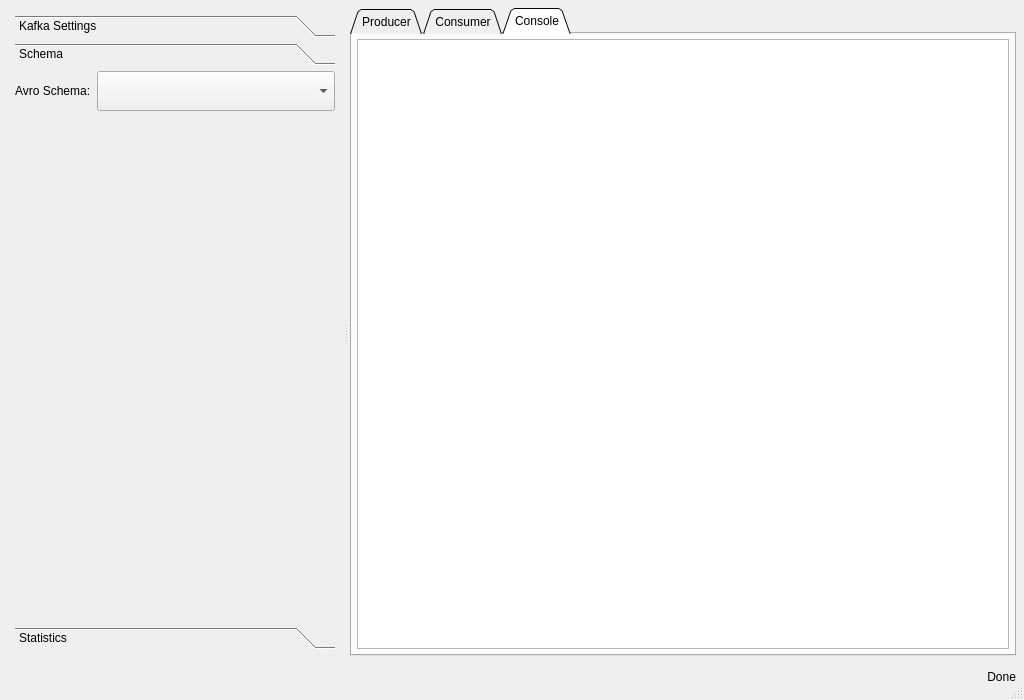
First picture: the form in src/app/kafman/src/main/resources/forms/main_qt_view.ui, repository yorevs/hspylib, before the edit.
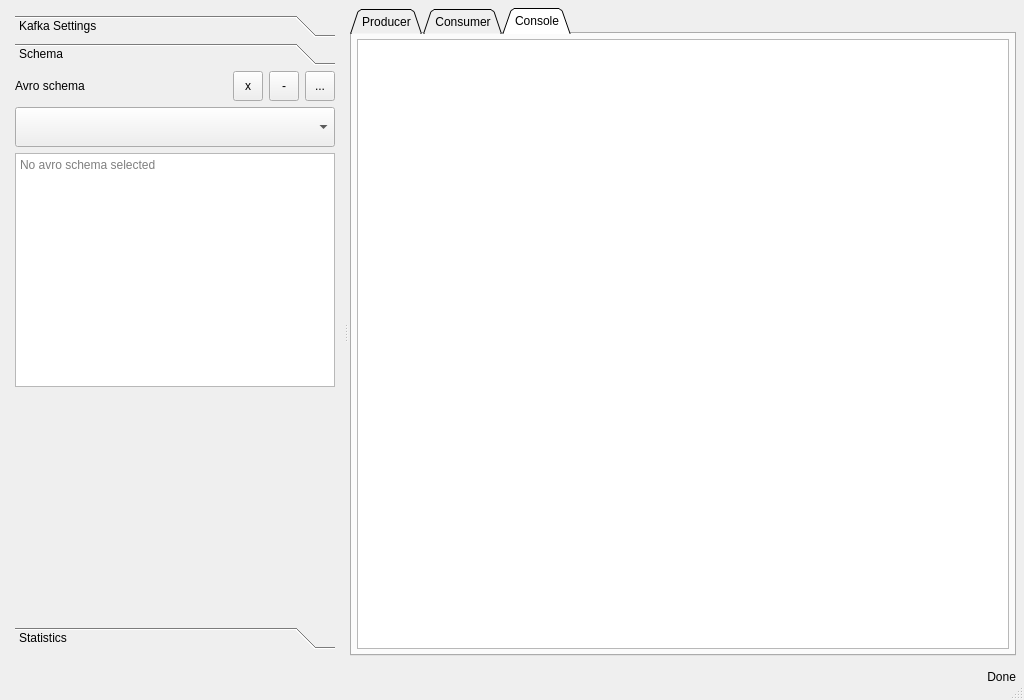
Second picture: the form after the edit. The open tabs and pages were chosen to show the change. Custom widgets are drawn as their Qt base class.

Commit message: Kafman: Add avro schema - draft

The edit to the form file:
```diff
--- a/src/app/kafman/src/main/resources/forms/main_qt_view.ui
+++ b/src/app/kafman/src/main/resources/forms/main_qt_view.ui
@@ -353,8 +353,8 @@
            <rect>
             <x>0</x>
             <y>0</y>
-            <width>197</width>
-            <height>47</height>
+            <width>317</width>
+            <height>528</height>
            </rect>
           </property>
           <attribute name="label">
@@ -376,31 +376,47 @@
            <item>
             <layout class="QGridLayout" name="gridLayout_7">
              <item row="0" column="1">
-              <widget class="HComboBox" name="cmb_schema">
-               <property name="sizePolicy">
-                <sizepolicy hsizetype="Expanding" vsizetype="Fixed">
-                 <horstretch>0</horstretch>
-                 <verstretch>0</verstretch>
-                </sizepolicy>
-               </property>
+              <widget class="QToolButton" name="tbtn_desel_schema">
                <property name="minimumSize">
                 <size>
-                 <width>0</width>
-                 <height>40</height>
+                 <width>30</width>
+                 <height>30</height>
                 </size>
                </property>
-               <property name="layoutDirection">
-                <enum>Qt::LeftToRight</enum>
+               <property name="maximumSize">
+                <size>
+                 <width>30</width>
+                 <height>30</height>
+                </size>
                </property>
-               <property name="editable">
-                <bool>false</bool>
+               <property name="text">
+                <string>x</string>
                </property>
-               <property name="insertPolicy">
-                <enum>QComboBox::InsertAtTop</enum>
+               <property name="iconSize">
+                <size>
+                 <width>24</width>
+                 <height>24</height>
+                </size>
                </property>
-               <property name="minimumContentsLength">
-                <number>0</number>
+              </widget>
+             </item>
+             <item row="0" column="3">
+              <widget class="QToolButton" name="tbtn_sel_schema">
+               <property name="minimumSize">
+                <size>
+                 <width>30</width>
+                 <height>30</height>
+                </size>
                </property>
+               <property name="maximumSize">
+                <size>
+                 <width>30</width>
+                 <height>30</height>
+                </size>
+               </property>
+               <property name="text">
+                <string>...</string>
+               </property>
                <property name="iconSize">
                 <size>
                  <width>24</width>
@@ -409,7 +425,20 @@
                </property>
               </widget>
              </item>
-             <item row="1" column="0">
+             <item row="2" column="0" colspan="4">
+              <widget class="HConsole" name="txt_avro_schema">
+               <property name="acceptRichText">
+                <bool>false</bool>
+               </property>
+               <property name="placeholderText">
+                <string>No avro schema selected</string>
+               </property>
+               <property name="openLinks">
+                <bool>false</bool>
+               </property>
+              </widget>
+             </item>
+             <item row="3" column="0" colspan="4">
               <spacer name="verticalSpacer_3">
                <property name="orientation">
                 <enum>Qt::Vertical</enum>
@@ -425,7 +454,66 @@
              <item row="0" column="0">
               <widget class="QLabel" name="label">
                <property name="text">
-                <string>Avro Schema:</string>
+                <string>Avro schema</string>
+               </property>
+              </widget>
+             </item>
+             <item row="1" column="0" colspan="4">
+              <widget class="HComboBox" name="cmb_avro_schema">
+               <property name="sizePolicy">
+                <sizepolicy hsizetype="Expanding" vsizetype="Fixed">
+                 <horstretch>0</horstretch>
+                 <verstretch>0</verstretch>
+                </sizepolicy>
+               </property>
+               <property name="minimumSize">
+                <size>
+                 <width>0</width>
+                 <height>40</height>
+                </size>
+               </property>
+               <property name="layoutDirection">
+                <enum>Qt::LeftToRight</enum>
+               </property>
+               <property name="editable">
+                <bool>false</bool>
+               </property>
+               <property name="insertPolicy">
+                <enum>QComboBox::InsertAtTop</enum>
+               </property>
+               <property name="minimumContentsLength">
+                <number>0</number>
+               </property>
+               <property name="iconSize">
+                <size>
+                 <width>24</width>
+                 <height>24</height>
+                </size>
+               </property>
+              </widget>
+             </item>
+             <item row="0" column="2">
+              <widget class="QToolButton" name="tbtn_del_schema">
+               <property name="minimumSize">
+                <size>
+                 <width>30</width>
+                 <height>30</height>
+                </size>
+               </property>
+               <property name="maximumSize">
+                <size>
+                 <width>30</width>
+                 <height>30</height>
+                </size>
+               </property>
+               <property name="text">
+                <string>-</string>
+               </property>
+               <property name="iconSize">
+                <size>
+                 <width>24</width>
+                 <height>24</height>
+                </size>
                </property>
               </widget>
              </item>
```
Left out of the diff: 20 changed lines with no effect on the pictures. The commit also changes 12 other files.
